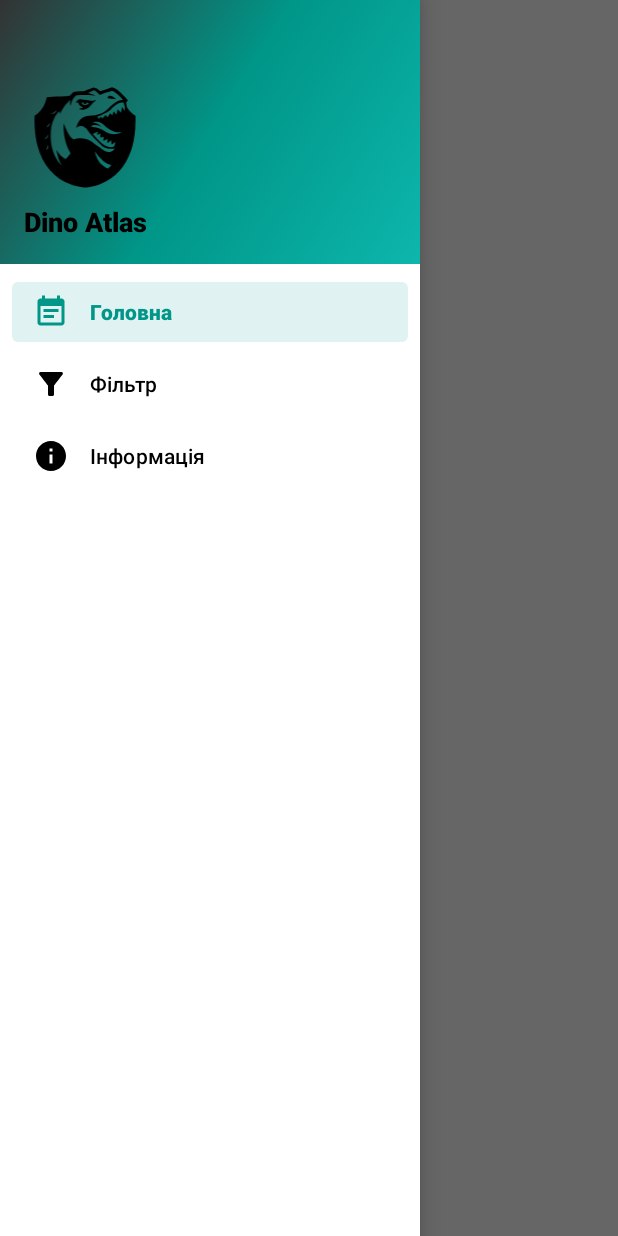
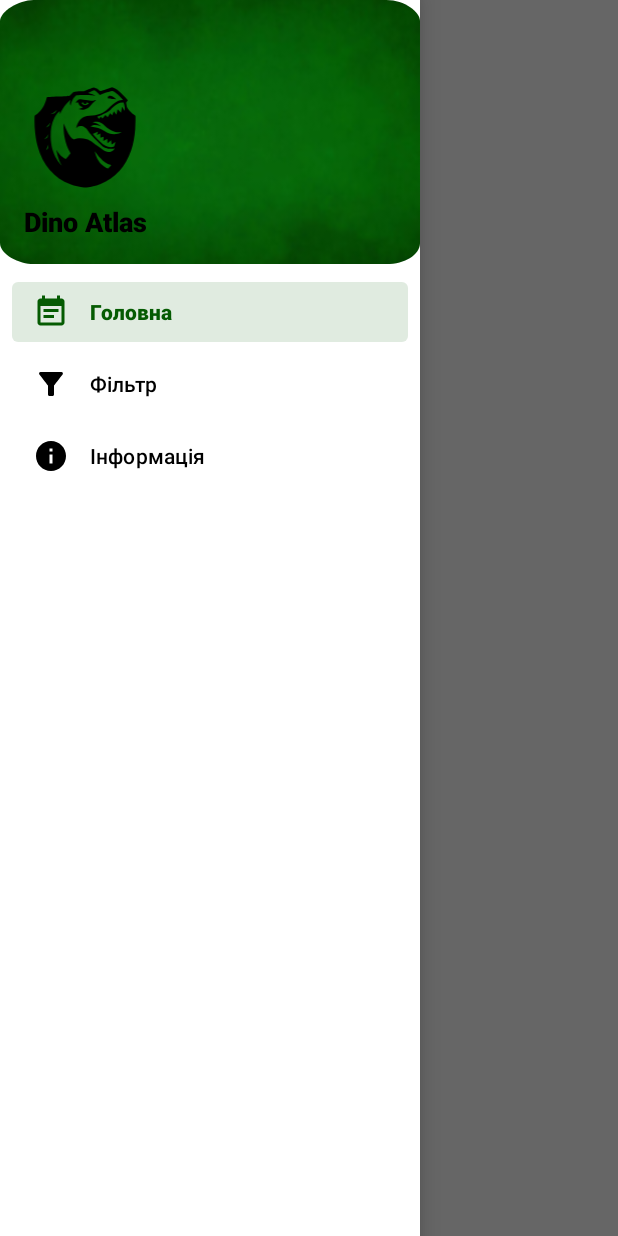
Before and after one commit to nprblm/dyno_mobile, an Android app: the screen it shows after launch (MainActivity), with the side drawer open, on a phone screen of 412 x 824 dp. Run offline under Robolectric (Android 15) with nearby library versions, the phone set to English and light mode, and no system bars; our stand-ins replace navigation-ui.

Commit message:
update colors

```diff
--- a/MyApplication/app/src/main/res/layout/app_bar_main.xml
+++ b/MyApplication/app/src/main/res/layout/app_bar_main.xml
@@ -21,7 +21,7 @@
         android:layout_height="wrap_content"
         android:layout_gravity="top|start"
         android:layout_margin="@dimen/fab_margin"
-        android:backgroundTint="#0fa6AC"
+        android:backgroundTint="#066e09"
         app:srcCompat="@drawable/ic_baseline_menu_24" />
 
 </androidx.coordinatorlayout.widget.CoordinatorLayout>
--- a/MyApplication/app/src/main/res/layout/nav_header_main.xml
+++ b/MyApplication/app/src/main/res/layout/nav_header_main.xml
@@ -3,7 +3,7 @@
     xmlns:app="http://schemas.android.com/apk/res-auto"
     android:layout_width="match_parent"
     android:layout_height="@dimen/nav_header_height"
-    android:background="@drawable/side_nav_bar"
+    android:background="@mipmap/ic_banner"
     android:gravity="bottom"
     android:orientation="vertical"
     android:paddingLeft="@dimen/activity_horizontal_margin"
@@ -11,6 +11,7 @@
     android:paddingRight="@dimen/activity_horizontal_margin"
     android:paddingBottom="@dimen/activity_vertical_margin"
     android:theme="@style/ThemeOverlay.AppCompat.Dark">
+
 
     <ImageView
         android:id="@+id/imageView"
--- /dev/null
+++ b/MyApplication/app/src/main/res/mipmap-anydpi-v26/ic_banner.xml
@@ -0,0 +1,5 @@
+<?xml version="1.0" encoding="utf-8"?>
+<adaptive-icon xmlns:android="http://schemas.android.com/apk/res/android">
+    <background android:drawable="@color/ic_banner_background"/>
+    <foreground android:drawable="@mipmap/ic_banner_foreground"/>
+</adaptive-icon>
--- a/MyApplication/app/src/main/res/values/colors.xml
+++ b/MyApplication/app/src/main/res/values/colors.xml
@@ -1,10 +1,10 @@
 <?xml version="1.0" encoding="utf-8"?>
 <resources>
-    <color name="purple_200">#00a988</color>
-    <color name="purple_500">#009688</color>
-    <color name="purple_700">#009688</color>
-    <color name="teal_200">#007688</color>
-    <color name="teal_700">#FF018786</color>
+    <color name="purple_200">#066e09</color>
+    <color name="purple_500">#055b02</color>
+    <color name="purple_700">#013b01</color>
+    <color name="teal_200">#055b02</color>
+    <color name="teal_700">#055b02</color>
     <color name="black">#FF000000</color>
     <color name="white">#FFFFFFFF</color>
 </resources>
--- /dev/null
+++ b/MyApplication/app/src/main/res/values/ic_banner_background.xml
@@ -0,0 +1,4 @@
+<?xml version="1.0" encoding="utf-8"?>
+<resources>
+    <color name="ic_banner_background">#FFFFFF</color>
+</resources>
```
Also changed, not shown: MyApplication/app/src/main/res/mipmap-xhdpi/ic_banner.png (added), MyApplication/app/src/main/res/mipmap-xhdpi/ic_banner_foreground.png (added).
